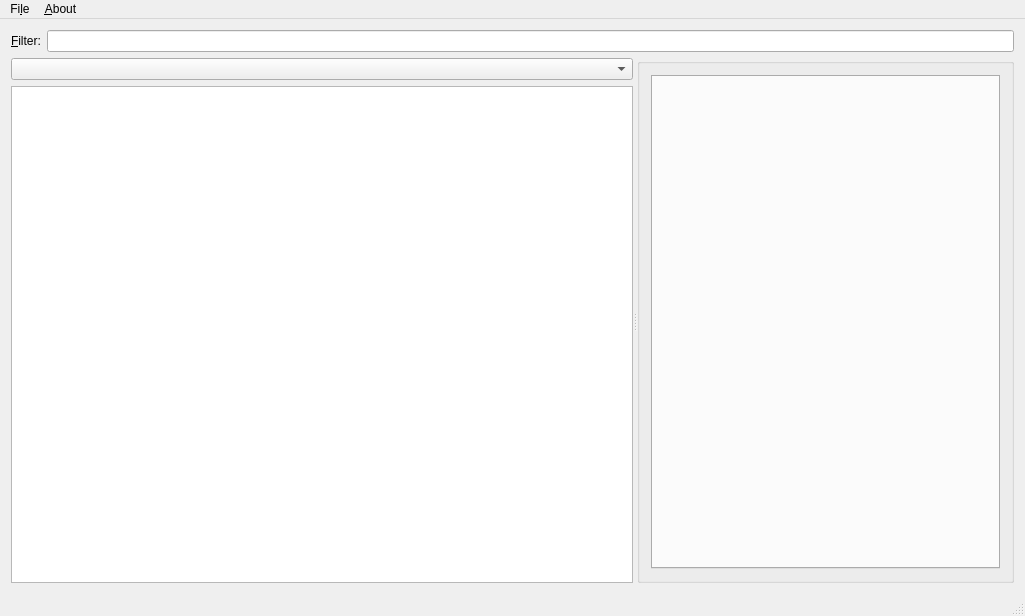
The window that src/mainwindow.ui (myshak/ss13recipemanager) describes before a commit, drawn with Qt 5.
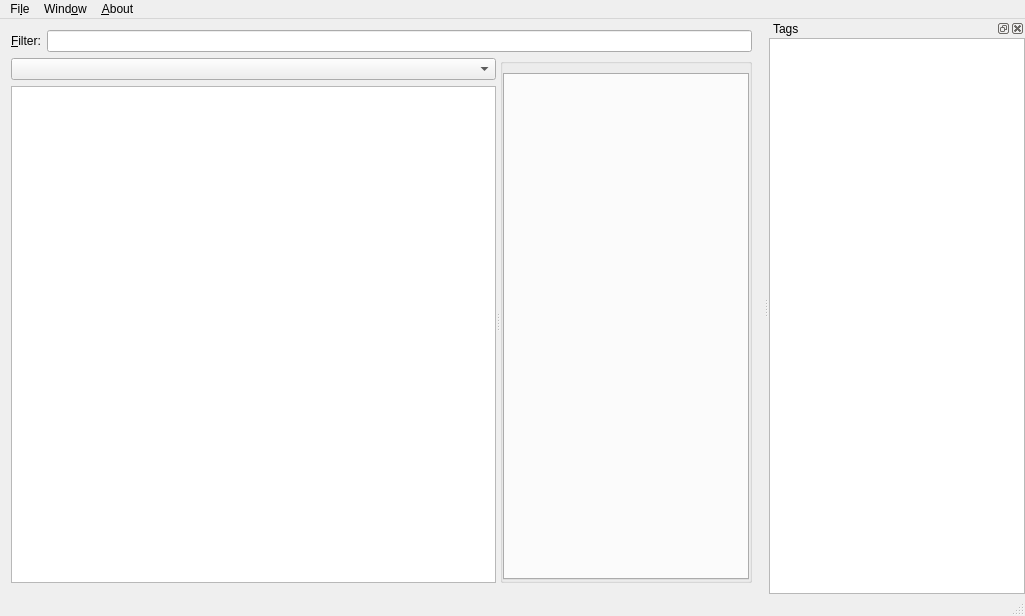
The same window after the commit.

Commit message: Add tag cloud dock widget and saving the window state and position.

```diff
--- a/src/mainwindow.ui
+++ b/src/mainwindow.ui
@@ -114,9 +114,21 @@
         <string/>
        </property>
        <property name="flat">
-        <bool>false</bool>
+        <bool>true</bool>
        </property>
        <layout class="QGridLayout" name="gridLayout">
+        <property name="leftMargin">
+         <number>0</number>
+        </property>
+        <property name="topMargin">
+         <number>9</number>
+        </property>
+        <property name="rightMargin">
+         <number>0</number>
+        </property>
+        <property name="bottomMargin">
+         <number>0</number>
+        </property>
         <item row="0" column="0">
          <widget class="QTabWidget" name="tabWidget">
           <property name="tabShape">
@@ -164,10 +176,75 @@
     </property>
     <addaction name="actionAbout_Recipe_Manager"/>
    </widget>
+   <widget class="QMenu" name="menuWindow">
+    <property name="title">
+     <string>Wind&amp;ow</string>
+    </property>
+   </widget>
    <addaction name="menuFile"/>
+   <addaction name="menuWindow"/>
    <addaction name="menu_About"/>
   </widget>
   <widget class="QStatusBar" name="statusBar"/>
+  <widget class="QDockWidget" name="dockWidget">
+   <property name="enabled">
+    <bool>true</bool>
+   </property>
+   <property name="sizePolicy">
+    <sizepolicy hsizetype="Preferred" vsizetype="Preferred">
+     <horstretch>0</horstretch>
+     <verstretch>0</verstretch>
+    </sizepolicy>
+   </property>
+   <property name="floating">
+    <bool>false</bool>
+   </property>
+   <property name="features">
+    <set>QDockWidget::AllDockWidgetFeatures</set>
+   </property>
+   <property name="windowTitle">
+    <string>Tags</string>
+   </property>
+   <attribute name="dockWidgetArea">
+    <number>2</number>
+   </attribute>
+   <widget class="QWidget" name="dockWidgetContents">
+    <layout class="QGridLayout" name="gridLayout_4">
+     <property name="margin">
+      <number>0</number>
+     </property>
+     <item row="0" column="0">
+      <widget class="QTextBrowser" name="tag_browser">
+       <property name="sizePolicy">
+        <sizepolicy hsizetype="Preferred" vsizetype="Preferred">
+         <horstretch>0</horstretch>
+         <verstretch>0</verstretch>
+        </sizepolicy>
+       </property>
+       <property name="frameShape">
+        <enum>QFrame::StyledPanel</enum>
+       </property>
+       <property name="frameShadow">
+        <enum>QFrame::Plain</enum>
+       </property>
+       <property name="html">
+        <string>&lt;!DOCTYPE HTML PUBLIC &quot;-//W3C//DTD HTML 4.0//EN&quot; &quot;http://www.w3.org/TR/REC-html40/strict.dtd&quot;&gt;
+&lt;html&gt;&lt;head&gt;&lt;meta name=&quot;qrichtext&quot; content=&quot;1&quot; /&gt;&lt;style type=&quot;text/css&quot;&gt;
+p, li { white-space: pre-wrap; }
+&lt;/style&gt;&lt;/head&gt;&lt;body style=&quot; font-family:'Sans Serif'; font-size:10pt; font-weight:400; font-style:normal;&quot;&gt;
+&lt;p style=&quot;-qt-paragraph-type:empty; margin-top:0px; margin-bottom:0px; margin-left:0px; margin-right:0px; -qt-block-indent:0; text-indent:0px;&quot;&gt;&lt;br /&gt;&lt;/p&gt;&lt;/body&gt;&lt;/html&gt;</string>
+       </property>
+       <property name="textInteractionFlags">
+        <set>Qt::LinksAccessibleByKeyboard|Qt::LinksAccessibleByMouse</set>
+       </property>
+       <property name="openLinks">
+        <bool>false</bool>
+       </property>
+      </widget>
+     </item>
+    </layout>
+   </widget>
+  </widget>
   <action name="actionAdd_recipe_list">
    <property name="text">
     <string>&amp;Add recipe list</string>
```
Left out of the diff: 6 changed lines with no effect on the pictures. The commit also changes 2 other files.
